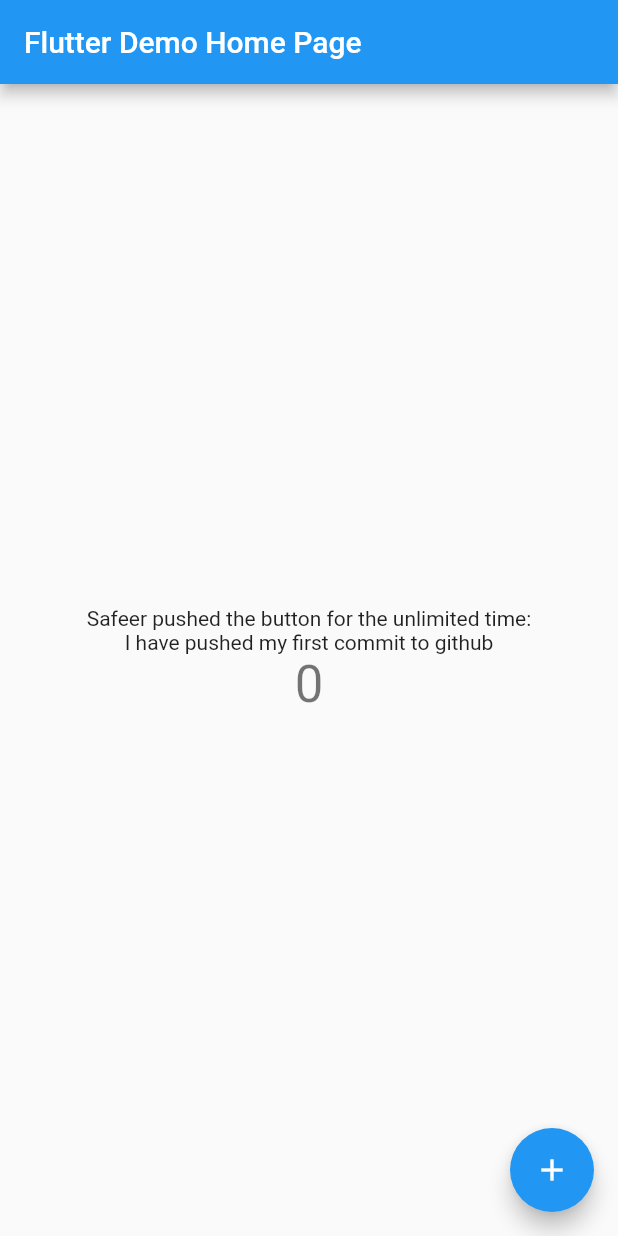
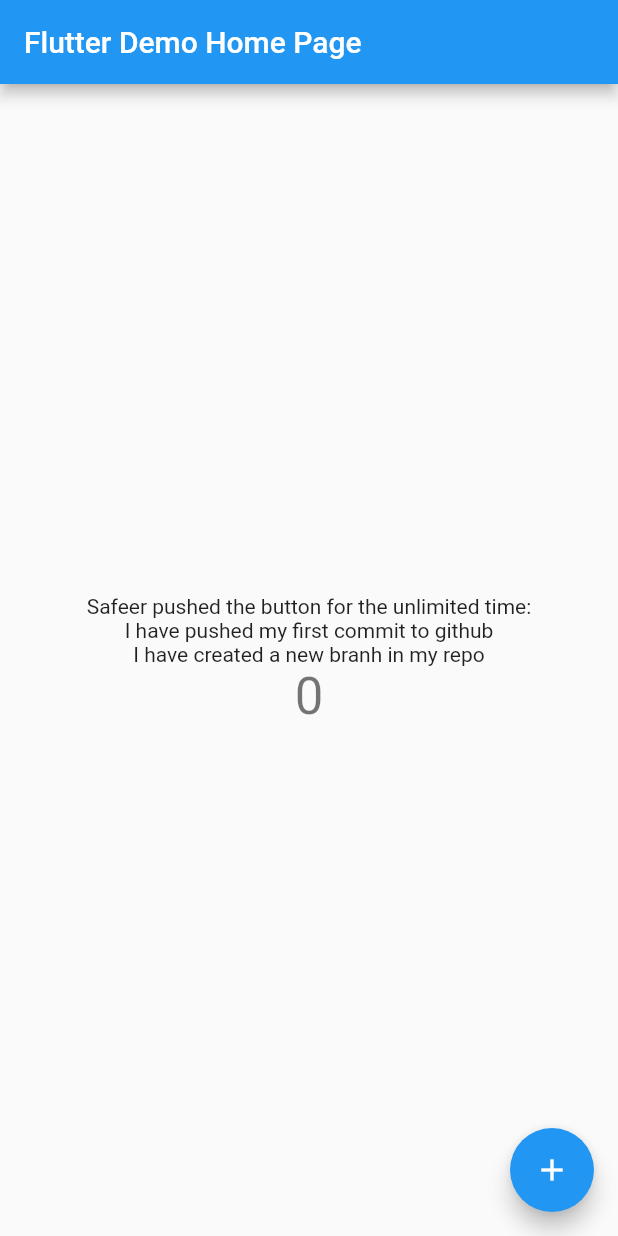
Before and after one commit to safeerkhan/first_app, a Flutter app: the screen it shows after launch, on a phone screen of 412 x 824 dp. Run offline on Flutter 3.47's test engine with Material 2 defaults, Android fonts, the phone set to English and light mode, and no system bars.

Commit message:
New changes in text added

```diff
--- a/lib/main.dart
+++ b/lib/main.dart
@@ -99,6 +99,7 @@ class _MyHomePageState extends State<MyHomePage> {
               'Safeer pushed the button for the unlimited time:',
             ),
             const Text('I have pushed my first commit to github'),
+            const Text('I have created a new branh in my repo'),
             Text(
               '$_counter',
               style: Theme.of(context).textTheme.headline4,
```
